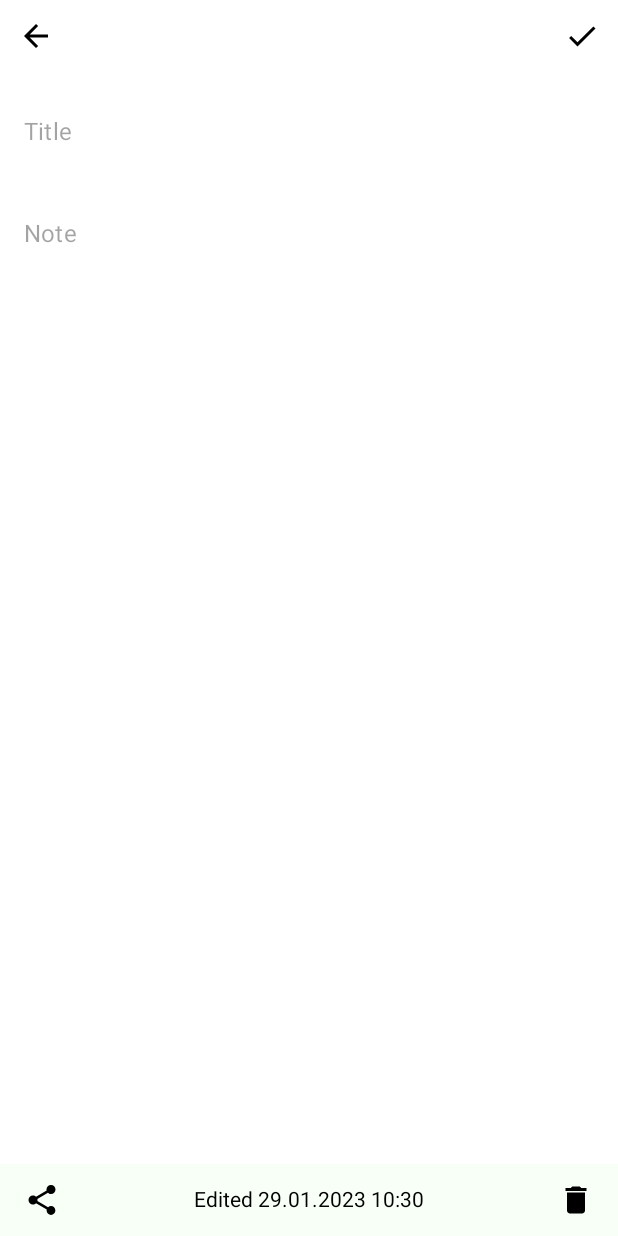
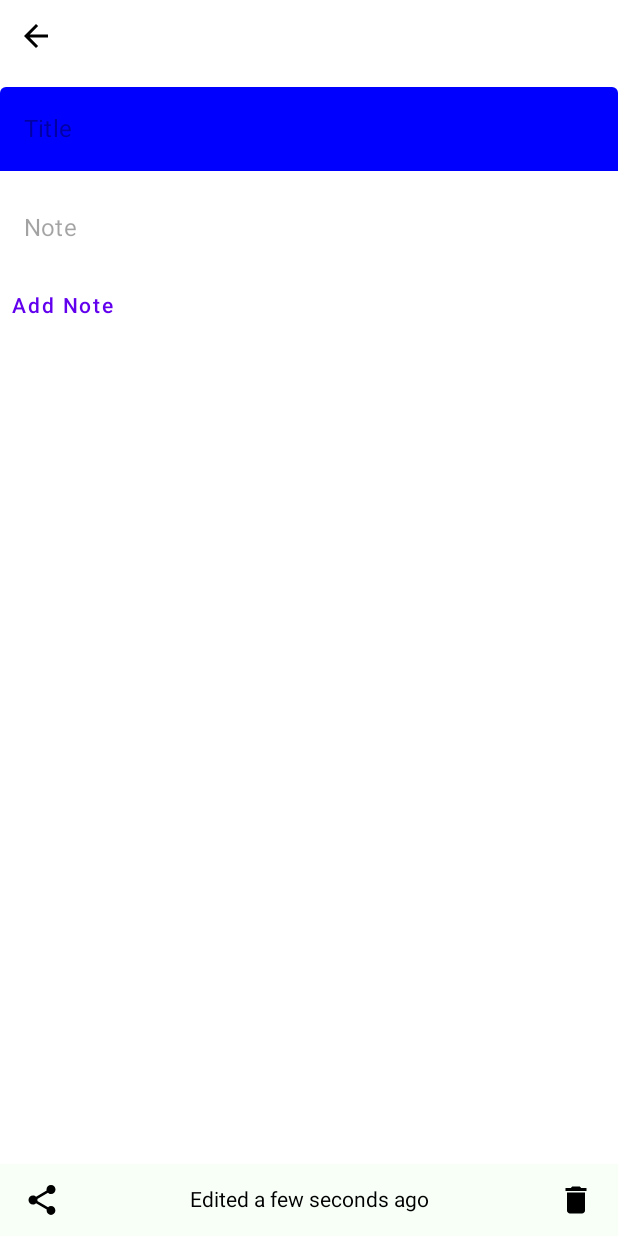
Before and after one commit to zhvk/kolor-notes, an Android app built with Jetpack Compose: the note_screen screen opened through its navigation route, on a phone screen of 412 x 824 dp. Run offline under Robolectric (Android 15) with nearby library versions, the phone set to English and light mode, and no system bars; our stand-ins replace Dagger/Hilt's generated code, Room's generated code.

Commit message:
Implemented note creation

```diff
--- a/app/src/main/java/com/zhvk/kolornotes/domain/model/Note.kt
+++ b/app/src/main/java/com/zhvk/kolornotes/domain/model/Note.kt
@@ -8,7 +8,7 @@ import com.zhvk.kolornotes.core.Constants.Companion.NOTES_TABLE
 // Note UI State
 @Entity(tableName = NOTES_TABLE)
 data class Note(
-    @PrimaryKey(autoGenerate = true) var id: Int = 0,
+    @PrimaryKey(autoGenerate = true) val id: Int = 0,
     @ColumnInfo(name = "note_title") var noteTitle: String? = null,
     @ColumnInfo(name = "note_text") var noteBody: String? = null,
     @ColumnInfo(name = "date_updated") var dateUpdated: String? = null,
--- a/app/src/main/java/com/zhvk/kolornotes/presentation/main_screen/NotesViewModel.kt
+++ b/app/src/main/java/com/zhvk/kolornotes/presentation/main_screen/NotesViewModel.kt
@@ -4,6 +4,7 @@ import androidx.lifecycle.ViewModel
 import androidx.lifecycle.viewModelScope
 import com.zhvk.kolornotes.data.repository.NoteRepository
 import com.zhvk.kolornotes.domain.model.Note
+import com.zhvk.kolornotes.getCurrentDateTime
 import dagger.hilt.android.lifecycle.HiltViewModel
 import kotlinx.coroutines.Dispatchers
 import kotlinx.coroutines.flow.MutableStateFlow
@@ -40,16 +41,19 @@ class NotesViewModel @Inject constructor(
     }
 
     fun addNote(note: Note) = viewModelScope.launch(Dispatchers.IO) {
+        note.dateUpdated = getCurrentDateTime().toString()
         noteRepository.addNoteToRoom(note)
 
         // If you want to do your data loading on the IO thread, you need to switch back to the UI
         // thread after you've retrieved the data.
         withContext(Dispatchers.Main) {
             getAllNotes()
+//            getNote(note.id)
         }
     }
 
     fun updateNote(note: Note) = viewModelScope.launch(Dispatchers.IO) {
+        note.dateUpdated = getCurrentDateTime().toString()
         noteRepository.updateNoteInRoom(note)
     }
 
--- a/app/src/main/java/com/zhvk/kolornotes/presentation/note_screen/NoteScreen.kt
+++ b/app/src/main/java/com/zhvk/kolornotes/presentation/note_screen/NoteScreen.kt
@@ -1,6 +1,5 @@
 package com.zhvk.kolornotes.presentation.note_screen
 
-import android.util.Log
 import androidx.compose.foundation.background
 import androidx.compose.foundation.layout.*
 import androidx.compose.foundation.rememberScrollState
@@ -9,11 +8,8 @@ import androidx.compose.material.*
 import androidx.compose.material.icons.Icons
 import androidx.compose.material.icons.filled.ArrowBack
 import androidx.compose.material.icons.filled.Delete
-import androidx.compose.material.icons.filled.Done
 import androidx.compose.material.icons.filled.Share
-import androidx.compose.runtime.Composable
-import androidx.compose.runtime.LaunchedEffect
-import androidx.compose.runtime.collectAsState
+import androidx.compose.runtime.*
 import androidx.compose.ui.Alignment
 import androidx.compose.ui.Modifier
 import androidx.compose.ui.draw.alpha
@@ -24,9 +20,8 @@ import androidx.compose.ui.unit.dp
 import androidx.hilt.navigation.compose.hiltViewModel
 import androidx.navigation.NavController
 import com.zhvk.kolornotes.R
-import com.zhvk.kolornotes.getCurrentDateTime
+import com.zhvk.kolornotes.domain.model.Note
 import com.zhvk.kolornotes.presentation.main_screen.NotesViewModel
-import com.zhvk.kolornotes.toString
 
 @Composable
 fun NoteScreen(
@@ -41,55 +36,47 @@ fun NoteScreen(
                 .fillMaxSize()
                 .background(colorResource(id = R.color.white))
         ) {
-            Log.d("NoteScreen.kt", "ID from NoteScreen(): " + noteId.toString())
-            Note(navController, notesViewModel, noteId)
+            Toolbar(goBackAndSaveNote = {
+//                TODO: Save note
+                navController.navigateUp()
+            })
+
+            // TODO: Rade i 1. i 2. NoteComposable kako treba... E sad treba da nadjem resenje da mi
+            //  ne trebaju 2 funkcije nego jedna zato sto mi treba objekat Note-a i za Toolbar i za
+            //  QuickActionBar
+            if (noteId != null && noteId != 0) NoteComposable(navController, notesViewModel, noteId)
+            else NoteComposable(navController, notesViewModel)
+
         }
-        QuickActionBarNoteScreen()
+        QuickActionBarNoteScreen(null, {})
     }
 }
 
 @Composable
-fun Note(
+fun NoteComposable(
     navController: NavController,
     notesViewModel: NotesViewModel,
-    noteId: Int?
+    noteId: Int
 ) {
-    // Toolbar
-    Row(
-        modifier = Modifier.fillMaxWidth(),
-        horizontalArrangement = Arrangement.SpaceBetween
-    ) {
-        IconButton(onClick = {
-            // TODO OnBackPressed
-            navController.popBackStack()
-        }) {
-            Icon(imageVector = Icons.Default.ArrowBack, contentDescription = "")
-        }
-        IconButton(onClick = {
-            // TODO Save
-        }) {
-            Icon(imageVector = Icons.Default.Done, contentDescription = "")
-        }
+    // Get Note State
+//    if (noteId != null && noteId != 0)
+    LaunchedEffect(Unit) {
+        notesViewModel.getNote(noteId)
     }
-
-    // Note
-    if (noteId != null && noteId != 0)
-        LaunchedEffect(Unit) {
-            notesViewModel.getNote(noteId)
-        }
-
     val noteState = notesViewModel.note.collectAsState().value
 
+    // Note UI
     Column(
         modifier = Modifier
             .fillMaxSize()
             .verticalScroll(rememberScrollState())
     ) {
 
+        // Note title
         TextField(
             modifier = Modifier
                 .fillMaxWidth()
-                .height(80.dp),
+                .padding(0.dp, 10.dp),
             value = noteState.noteTitle ?: "",
             onValueChange = { notesViewModel.updateNote(noteState.copy(noteTitle = it)) },
             placeholder = {
@@ -106,13 +93,14 @@ fun Note(
             colors = TextFieldDefaults.textFieldColors(
 //                textColor = Color.Gray,
 //                disabledTextColor = Color.Transparent,
-                backgroundColor = Color.Transparent,
+                backgroundColor = Color.Blue,
                 focusedIndicatorColor = Color.Transparent,
                 unfocusedIndicatorColor = Color.Transparent,
                 disabledIndicatorColor = Color.Transparent
             )
         )
 
+        // Note body
         TextField(
             modifier = Modifier.fillMaxSize(),
             value = noteState.noteBody ?: "",
@@ -120,7 +108,78 @@ fun Note(
             placeholder = {
                 Box(
                     modifier = Modifier.fillMaxSize(),
+                    contentAlignment = Alignment.TopStart
+                ) {
+                    Text(
+                        modifier = Modifier.alpha(ContentAlpha.medium),
+                        text = stringResource(id = R.string.note_body_hint)
+                    )
+                }
+            },
+            colors = TextFieldDefaults.textFieldColors(
+//                textColor = Color.Gray,
+//                disabledTextColor = Color.Transparent,
+                backgroundColor = Color.Red,
+                focusedIndicatorColor = Color.Transparent,
+                unfocusedIndicatorColor = Color.Transparent,
+                disabledIndicatorColor = Color.Transparent
+            )
+        )
+    }
+}
+
+@Composable
+fun NoteComposable(
+    navController: NavController,
+    notesViewModel: NotesViewModel
+) {
+    val noteTitleInitialValue = remember { mutableStateOf("") }
+    val noteBodyInitialValue = remember { mutableStateOf("") }
+
+    // Note UI
+    Column(
+        modifier = Modifier
+            .fillMaxSize()
+            .verticalScroll(rememberScrollState())
+    ) {
+
+        // Note title
+        TextField(
+            modifier = Modifier
+                .fillMaxWidth()
+                .padding(0.dp, 10.dp),
+            value = noteTitleInitialValue.value,
+            onValueChange = { noteTitleInitialValue.value = it },
+            placeholder = {
+                Box(
+                    modifier = Modifier.fillMaxSize(),
                     contentAlignment = Alignment.CenterStart
+                ) {
+                    Text(
+                        modifier = Modifier.alpha(ContentAlpha.medium),
+                        text = stringResource(id = R.string.note_title_hint)
+                    )
+                }
+            },
+            colors = TextFieldDefaults.textFieldColors(
+//                textColor = Color.Gray,
+//                disabledTextColor = Color.Transparent,
+                backgroundColor = Color.Blue,
+                focusedIndicatorColor = Color.Transparent,
+                unfocusedIndicatorColor = Color.Transparent,
+                disabledIndicatorColor = Color.Transparent
+            )
+        )
+
+        // Note body
+        TextField(
+            modifier = Modifier.fillMaxSize(),
+            value = noteBodyInitialValue.value,
+            onValueChange = { noteBodyInitialValue.value = it },
+            placeholder = {
+                Box(
+                    modifier = Modifier.fillMaxSize(),
+                    contentAlignment = Alignment.TopStart
                 ) {
                     Text(
                         modifier = Modifier.alpha(ContentAlpha.medium),
@@ -137,14 +196,49 @@ fun Note(
                 disabledIndicatorColor = Color.Transparent
             )
         )
+
+        TextButton(
+            onClick = {
+                val note = Note(
+                    id = 0,
+                    noteTitle = noteTitleInitialValue.value,
+                    noteBody = noteBodyInitialValue.value
+                )
+                notesViewModel.addNote(note)
+            }
+        ) {
+            Text(
+                text = "Add Note"
+            )
+        }
     }
 }
 
 @Composable
-fun QuickActionBarNoteScreen() {
-    val date = getCurrentDateTime()
-    val dateInString = date.toString("dd.MM.yyyy HH:mm") // TODO: Improve
+fun Toolbar(
+    goBackAndSaveNote: () -> Unit
+) {
+    Row(
+        modifier = Modifier.fillMaxWidth(),
+        horizontalArrangement = Arrangement.SpaceBetween
+    ) {
+        IconButton(onClick = goBackAndSaveNote) {
+            Icon(imageVector = Icons.Default.ArrowBack, contentDescription = "")
+        }
+        /*IconButton(onClick = {
+            navController.navigateUp()
+        }) {
+            Icon(imageVector = Icons.Default.Done, contentDescription = "")
+        }*/
+    }
+}
 
+@Composable
+fun QuickActionBarNoteScreen(
+    lastUpdateDate: String?,
+    goBackAndSaveNote: () -> Unit
+) {
+    val dateInString = lastUpdateDate ?: "a few seconds ago"
     Row(
         modifier = Modifier
             .fillMaxWidth()
@@ -157,7 +251,7 @@ fun QuickActionBarNoteScreen() {
             Icon(imageVector = Icons.Default.Share, contentDescription = "")
         }
         Text(modifier = Modifier.padding(4.dp, 0.dp), text = "Edited $dateInString")
-        IconButton(modifier = Modifier.padding(4.dp, 0.dp), onClick = {/* TODO */ }) {
+        IconButton(modifier = Modifier.padding(4.dp, 0.dp), onClick = goBackAndSaveNote) {
             Icon(imageVector = Icons.Default.Delete, contentDescription = "")
         }
     }
--- a/app/src/main/java/com/zhvk/kolornotes/utils/Utils.kt
+++ b/app/src/main/java/com/zhvk/kolornotes/utils/Utils.kt
@@ -11,8 +11,8 @@ fun getCurrentDateTime(): Date {
     return Calendar.getInstance().time
 }
 
-fun Date.toString(format: String, locale: Locale = Locale.getDefault()): String {
-    val formatter = SimpleDateFormat(format, locale)
+fun Date.toString(format: String?, locale: Locale = Locale.getDefault()): String {
+    val formatter = SimpleDateFormat(format ?: "dd.MM.yyyy HH:mm", locale)
     return formatter.format(this)
 }
 
```
Also changed, not shown: app/src/main/java/com/zhvk/kolornotes/presentation/main_screen/MainScreen.kt (+6 -4 lines).
